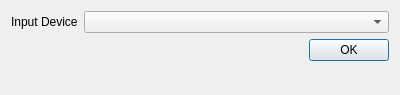
Before: the Qt Designer form inputdevice.ui in sarahkw/swgetf0, drawn with Qt 5.
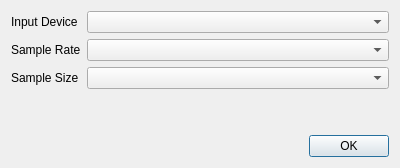
After: the same form once the commit is applied.

Commit message: inputdevice: keep track of indices

Patch:
```diff
--- a/inputdevice.ui
+++ b/inputdevice.ui
@@ -7,24 +7,48 @@
     <x>0</x>
     <y>0</y>
     <width>400</width>
-    <height>95</height>
+    <height>168</height>
    </rect>
   </property>
   <property name="windowTitle">
    <string>Input Device</string>
   </property>
+  <layout class="QVBoxLayout" name="verticalLayout">
+   <item>
   <layout class="QFormLayout" name="formLayout">
-   <item row="2" column="0">
+     <item row="0" column="0">
     <widget class="QLabel" name="label">
      <property name="text">
       <string>Input Device</string>
      </property>
     </widget>
    </item>
-   <item row="2" column="1">
+     <item row="0" column="1">
     <widget class="QComboBox" name="cmbDevice"/>
    </item>
-   <item row="4" column="1">
+     <item row="1" column="0">
+      <widget class="QLabel" name="label_2">
+       <property name="text">
+        <string>Sample Rate</string>
+       </property>
+      </widget>
+     </item>
+     <item row="1" column="1">
+      <widget class="QComboBox" name="cmbSampleRate"/>
+     </item>
+     <item row="2" column="0">
+      <widget class="QLabel" name="label_3">
+       <property name="text">
+        <string>Sample Size</string>
+       </property>
+      </widget>
+     </item>
+     <item row="2" column="1">
+      <widget class="QComboBox" name="cmbSampleSize"/>
+     </item>
+    </layout>
+   </item>
+   <item>
     <widget class="QDialogButtonBox" name="buttonBox">
      <property name="orientation">
       <enum>Qt::Horizontal</enum>
```
Lines whose indentation alone changed are shown as unchanged. The commit also changes 2 other files.
